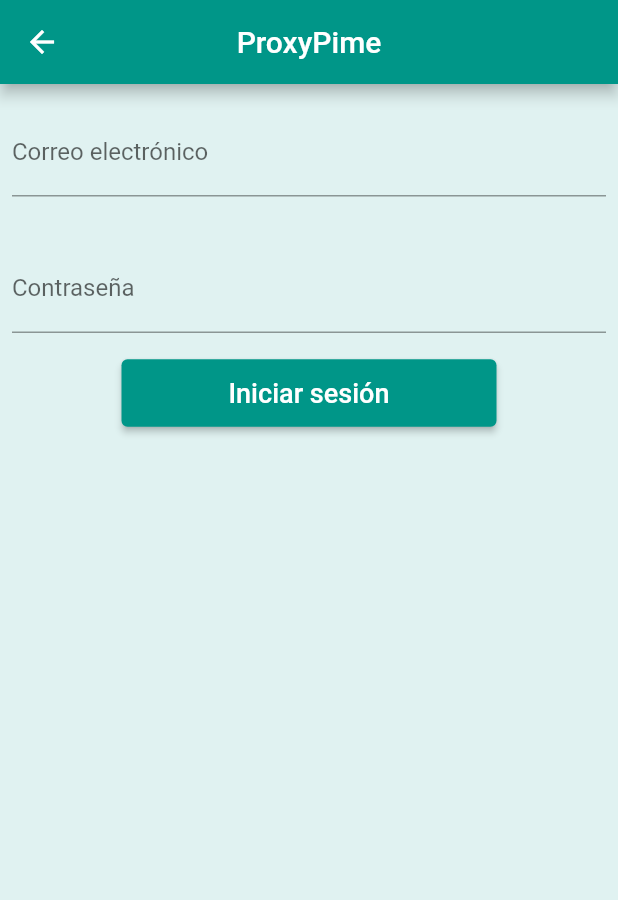
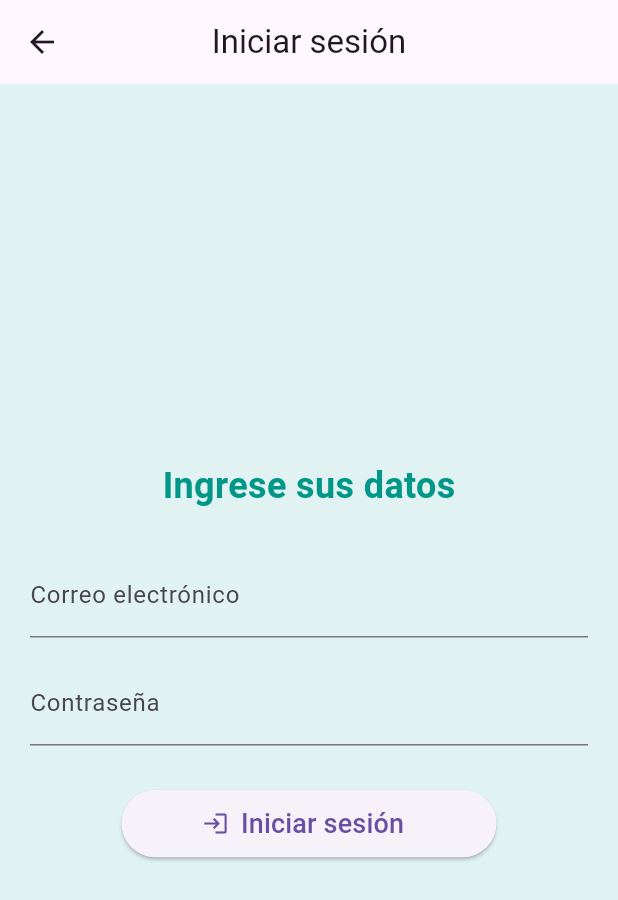
Before and after one commit to O-Uribe/ProxiPyme_MovilApp, a Flutter app: the screen it shows after launch, after a tap on "Iniciar sesión", on a phone screen of 412 x 824 dp. Shown: the top 900 px of the screen. Run offline on Flutter 3.47's test engine with Material 2 defaults, Android fonts, the phone set to English and light mode, and no system bars; network calls fail.

```diff
--- a/frontend/lib/main.dart
+++ b/frontend/lib/main.dart
@@ -1,6 +1,7 @@
 import 'package:flutter/material.dart';
 import 'package:proxi_pyme/pages/login_page.dart';
 import 'package:proxi_pyme/pages/register_page.dart';
+import 'package:proxi_pyme/utils/constants.dart';
 
 void main() {
 	runApp(const MyApp());
@@ -17,6 +18,7 @@ class MyApp extends StatelessWidget {
 			debugShowCheckedModeBanner: false,
 			theme: ThemeData(
 				primarySwatch: Colors.teal,
+				useMaterial3: true
 			),
 			home: const MainPage(),
 		);
@@ -31,33 +33,39 @@ class MainPage extends StatelessWidget {
 		return Scaffold(
 			backgroundColor: Colors.teal.shade50,
 			appBar: AppBar(
-        title: const Text("Bienvenido"),
+				title: const Text("Bienvenido", style: TextStyle(fontSize: 22),),
 				centerTitle: true,
+				backgroundColor: Colors.teal,
 			),
 			body: Center(
 				child: Column(
 					mainAxisAlignment: MainAxisAlignment.center,
 					children: [
 						Text(
-              "Bienvenido",
+							"Bienvenido a ProxiPyme",
 							style: TextStyle(
 									color: Colors.teal,
-                  fontSize: 55,
+									fontSize: 40,
 									fontWeight: FontWeight.bold),
+									textAlign: TextAlign.center,
 						),
 						SizedBox(
 							height: 20,
 						),
-            ElevatedButton(
+						ElevatedButton.icon(
 							onPressed: () {
-                Navigator.of(context).push(
-                  MaterialPageRoute(builder: (BuildContext context){
+								Navigator.push(
+									context,
+									MaterialPageRoute(
+										builder: (BuildContext context){
 											return const LoginPage();
-                  })
+										}
+									)
 								);
 							},
+							icon: Icon(loginIcon),
 							style: ElevatedButton.styleFrom(minimumSize: Size(250, 45)),
-              child: Text(
+							label: Text(
 								"Iniciar sesión",
 								style: TextStyle(fontSize: 18),
 							)
@@ -67,17 +75,24 @@ class MainPage extends StatelessWidget {
 						),
 						ElevatedButton(
 							onPressed: () {
-                Navigator.of(context).push(
-                  MaterialPageRoute(builder: (BuildContext context){
+								Navigator.push(
+									context,
+									MaterialPageRoute(
+										builder: (BuildContext context){
 											return const RegisterPage();
-                  })
+										}
+									)
 								);
 							},
-              style: ElevatedButton.styleFrom(minimumSize: Size(250, 45)),
+							style: ElevatedButton.styleFrom(
+								minimumSize: Size(250, 45)
+							),
 							child: Text(
 								"Registrarse",
-                style: TextStyle(fontSize: 18),
-              )
+								style: TextStyle(
+									fontSize: 18
+								),
+							),
 						),
 					],
 				),
--- a/frontend/lib/pages/login_page.dart
+++ b/frontend/lib/pages/login_page.dart
@@ -1,5 +1,6 @@
 import 'package:flutter/material.dart';
 import 'package:proxi_pyme/pages/home_page.dart';
+import 'package:proxi_pyme/utils/constants.dart';
 
 class LoginPage extends StatelessWidget {
 	const LoginPage({super.key});
@@ -9,13 +10,25 @@ class LoginPage extends StatelessWidget {
 		return Scaffold(
 			backgroundColor: Colors.teal.shade50,
 			appBar: AppBar(
-        title: const Text("ProxyPime"),
+				title: const Text("Iniciar sesión"),
 				centerTitle: true,
 			),
 			body: Column(
+				mainAxisAlignment: MainAxisAlignment.center,
 				children: [
+					Text(
+						"Ingrese sus datos",
+						style: TextStyle(
+							color: Colors.teal,
+							fontSize: 24,
+							fontWeight: FontWeight.bold,
+						),
+					),
+					SizedBox(
+						height: 20,
+					),
 					Padding(
-            padding: const EdgeInsets.symmetric(horizontal: 8, vertical: 16),
+						padding: const EdgeInsets.symmetric(horizontal: 20, vertical: 8),
 						child: TextFormField(
 							decoration: const InputDecoration(
 								border: UnderlineInputBorder(),
@@ -24,7 +37,7 @@ class LoginPage extends StatelessWidget {
 						),
 					),
 					Padding(
-            padding: const EdgeInsets.symmetric(horizontal: 8, vertical: 16),
+						padding: const EdgeInsets.symmetric(horizontal: 20, vertical: 8),
 						child: TextFormField(
 							decoration: const InputDecoration(
 								border: UnderlineInputBorder(),
@@ -32,7 +45,10 @@ class LoginPage extends StatelessWidget {
 							),
 						),
 					),
-          ElevatedButton(
+					SizedBox(
+							height: 20,
+						),
+					ElevatedButton.icon(
 							onPressed: () {
 								Navigator.of(context).push(
 									MaterialPageRoute(builder: (BuildContext context){
@@ -40,8 +56,9 @@ class LoginPage extends StatelessWidget {
 									})
 								);
 							},
+							icon: Icon(loginIcon),
 							style: ElevatedButton.styleFrom(minimumSize: Size(250, 45)),
-              child: Text(
+							label: Text(
 								"Iniciar sesión",
 								style: TextStyle(fontSize: 18),
 							)
--- a/frontend/lib/utils/constants.dart
+++ b/frontend/lib/utils/constants.dart
@@ -1,3 +1,11 @@
+import 'package:flutter/material.dart';
+
 const apikey = "";
 
 const apipath = "";
+
+// Icons variables
+IconData loginIcon = Icons.login;
+IconData logoutIcon = Icons.logout;
+IconData inputIcon = Icons.input;
+IconData registerIcon = Icons.edit_square;
--- a/frontend/pubspec.yaml
+++ b/frontend/pubspec.yaml
@@ -14,6 +14,7 @@ dependencies:
 
   english_words: ^4.0.0
   provider: ^6.0.0
+  http: ^1.1.0
 
 dev_dependencies:
   flutter_test:
```
Also changed, not shown: frontend/lib/pages/home_page.dart (+8 -3 lines), frontend/lib/pages/register_page.dart (+36 -5 lines), frontend/lib/utils/connection.dart (added, +26 -0 lines), frontend/pubspec.lock. Lines whose indentation alone changed are shown as unchanged.
